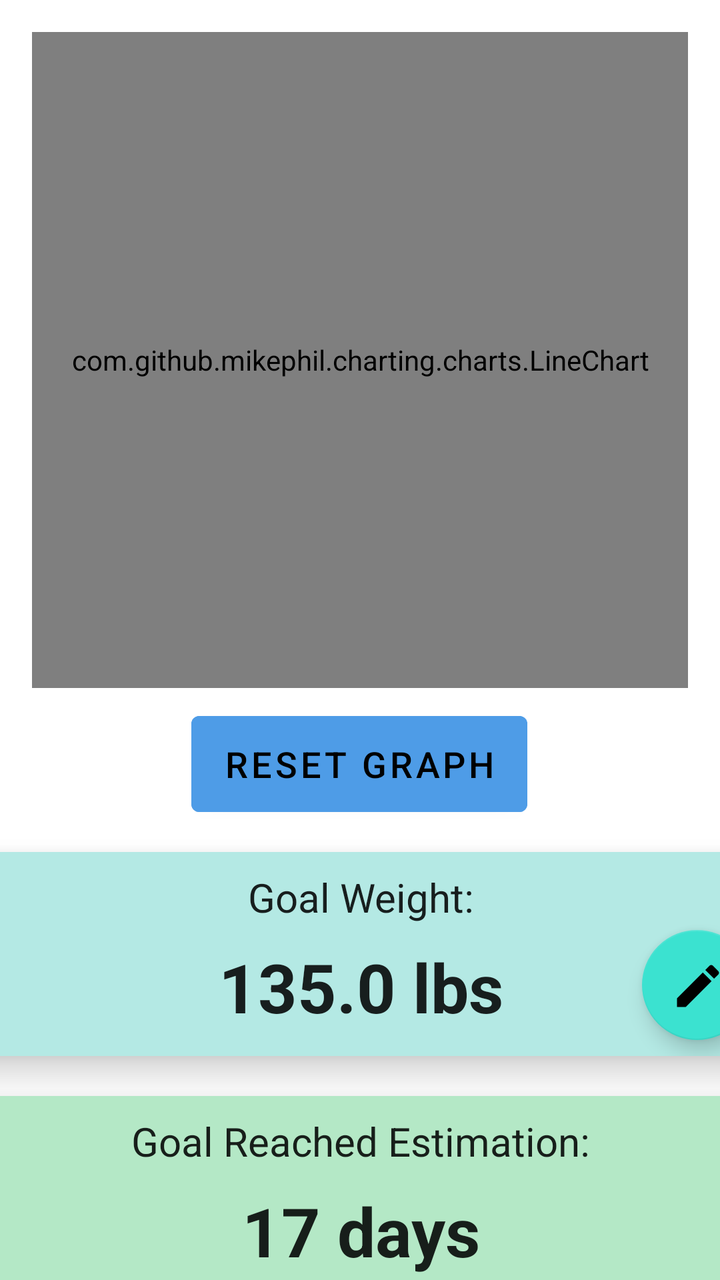
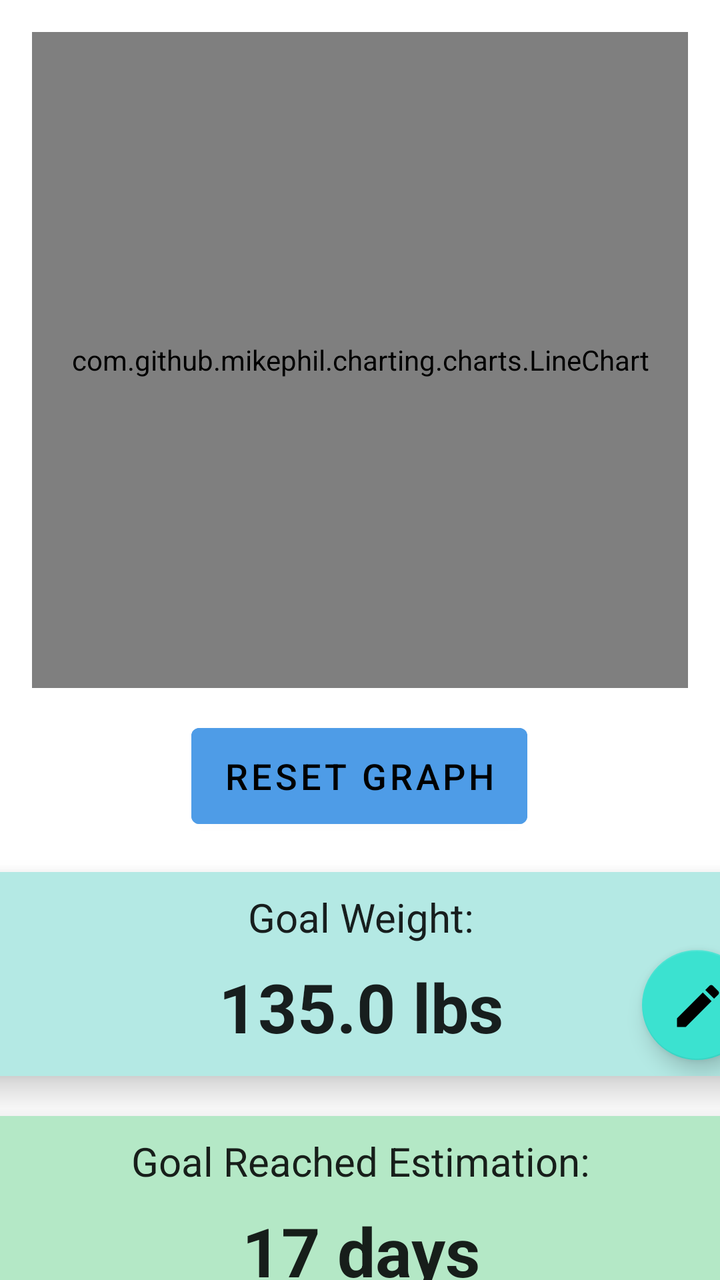

An Android layout rendered at two revisions. The XML below is the earlier revision; the diff shows what the commit changed to produce the second picture.
<!-- AndroidManifest.xml: application theme Theme.Turco_Michael_Weight_Tracking -->
<!-- res/layout/fragment_graph.xml -->
<?xml version="1.0" encoding="utf-8"?>
<androidx.constraintlayout.widget.ConstraintLayout xmlns:android="http://schemas.android.com/apk/res/android"
    xmlns:app="http://schemas.android.com/apk/res-auto"
    xmlns:tools="http://schemas.android.com/tools"
    android:layout_width="match_parent"
    android:layout_height="match_parent"
    tools:context=".ui.home.HomeFragment">

    <com.github.mikephil.charting.charts.LineChart
        android:id="@+id/graph"
        android:layout_width="0dp"
        android:layout_height="0dp"
        android:layout_margin="16dp"
        app:layout_constraintDimensionRatio="1:1"
        app:layout_constraintEnd_toEndOf="parent"
        app:layout_constraintStart_toStartOf="parent"
        app:layout_constraintTop_toTopOf="parent" />

    <androidx.cardview.widget.CardView
        android:id="@+id/card_goal_weight"
        android:layout_width="407dp"
        android:layout_height="102dp"
        android:layout_marginStart="2dp"
        android:layout_marginTop="20dp"
        android:layout_marginEnd="2dp"
        app:cardBackgroundColor="@color/teal_light"
        app:cardCornerRadius="10dp"
        app:cardElevation="10dp"
        app:layout_constraintEnd_toEndOf="parent"
        app:layout_constraintStart_toStartOf="parent"
        app:layout_constraintTop_toBottomOf="@+id/reset_graph">

        <androidx.constraintlayout.widget.ConstraintLayout
            android:layout_width="match_parent"
            android:layout_height="match_parent">

            <TextView
                android:id="@+id/title_goal_weight"
                android:layout_width="match_parent"
                android:layout_height="45dp"
                android:gravity="center"
                android:text="@string/home_goal_weight"
                android:textAppearance="@style/TextAppearance.AppCompat.Large"
                android:textSize="20sp"
                app:layout_constraintEnd_toEndOf="parent"
                app:layout_constraintStart_toStartOf="parent"
                app:layout_constraintTop_toTopOf="parent" />

            <TextView
                android:id="@+id/goal_weight"
                android:layout_width="267dp"
                android:layout_height="48dp"
                android:layout_marginBottom="12dp"
                android:gravity="bottom|center"
                android:text="135.0 lbs"
                android:textAppearance="@style/TextAppearance.AppCompat.Large"
                android:textSize="34sp"
                android:textStyle="bold"
                app:layout_constraintBottom_toBottomOf="parent"
                app:layout_constraintEnd_toEndOf="parent"
                app:layout_constraintStart_toStartOf="parent" />

            <com.google.android.material.floatingactionbutton.FloatingActionButton
                android:id="@+id/edit_goal_weight"
                android:layout_width="62dp"
                android:layout_height="55dp"
                android:layout_marginEnd="8dp"
                android:layout_marginBottom="8dp"
                android:clickable="true"
                android:contentDescription="@string/title_new_weight"
                android:src="@drawable/ic_edit_black_24dp"
                app:backgroundTint="@color/teal_medium"
                app:layout_constraintBottom_toBottomOf="parent"
                app:layout_constraintEnd_toEndOf="parent"
                app:maxImageSize="28dp" />
        </androidx.constraintlayout.widget.ConstraintLayout>

    </androidx.cardview.widget.CardView>

    <androidx.cardview.widget.CardView
        android:id="@+id/card_estimated_time"
        android:layout_width="407dp"
        android:layout_height="102dp"
        android:layout_marginStart="2dp"
        android:layout_marginTop="20dp"
        android:layout_marginEnd="2dp"
        app:cardBackgroundColor="@color/lime_light"
        app:cardCornerRadius="10dp"
        app:cardElevation="10dp"
        app:layout_constraintEnd_toEndOf="parent"
        app:layout_constraintStart_toStartOf="parent"
        app:layout_constraintTop_toBottomOf="@+id/card_goal_weight">

        <androidx.constraintlayout.widget.ConstraintLayout
            android:layout_width="match_parent"
            android:layout_height="match_parent">

            <TextView
                android:id="@+id/title_estimated_time"
                android:layout_width="match_parent"
                android:layout_height="45dp"
                android:gravity="center"
                android:text="@string/title_estimated_time"
                android:textAppearance="@style/TextAppearance.AppCompat.Large"
                android:textSize="20sp"
                app:layout_constraintEnd_toEndOf="parent"
                app:layout_constraintStart_toStartOf="parent"
                app:layout_constraintTop_toTopOf="parent" />

            <TextView
                android:id="@+id/estimated_time"
                android:layout_width="267dp"
                android:layout_height="48dp"
                android:layout_marginBottom="12dp"
                android:gravity="bottom|center"
                android:text="17 days"
                android:textAppearance="@style/TextAppearance.AppCompat.Large"
                android:textSize="34sp"
                android:textStyle="bold"
                app:layout_constraintBottom_toBottomOf="parent"
                app:layout_constraintEnd_toEndOf="parent"
                app:layout_constraintStart_toStartOf="parent" />

        </androidx.constraintlayout.widget.ConstraintLayout>

    </androidx.cardview.widget.CardView>

    <Button
        android:id="@+id/reset_graph"
        android:layout_width="wrap_content"
        android:layout_height="wrap_content"
        android:layout_marginStart="122dp"
        android:layout_marginTop="14dp"
        android:layout_marginEnd="123dp"
        android:backgroundTint="@color/blue_medium"
        android:insetTop="0dp"
        android:insetBottom="0dp"
        android:text="@string/reset_graph"
        android:textColor="@color/black"
        android:textSize="18sp"
        app:layout_constraintEnd_toEndOf="parent"
        app:layout_constraintStart_toStartOf="parent"
        app:layout_constraintTop_toBottomOf="@+id/graph" />

</androidx.constraintlayout.widget.ConstraintLayout>
<!-- resources referenced by this layout -->
<resources>
  <color name="black">#FF000000</color>
  <color name="blue_medium">#4E9CE7</color>
  <color name="lime_light">#B4E8C6</color>
  <color name="teal_light">#B4E9E4</color>
  <color name="teal_medium">#3BE2D0</color>
  <!-- drawable ic_edit_black_24dp (drawable) -->
  <vector xmlns:android="http://schemas.android.com/apk/res/android"
      android:height="24dp"
      android:tint="#000000"
      android:viewportHeight="24"
      android:viewportWidth="24"
      android:width="24dp">
  
      <path
          android:fillColor="@android:color/white"
          android:pathData="M3,17.25V21h3.75L17.81,9.94l-3.75,-3.75L3,17.25zM20.71,7.04c0.39,-0.39 0.39,-1.02 0,-1.41l-2.34,-2.34c-0.39,-0.39 -1.02,-0.39 -1.41,0l-1.83,1.83 3.75,3.75 1.83,-1.83z" />
  
  </vector>
  <string name="home_goal_weight">Goal Weight:</string>
  <string name="reset_graph">Reset Graph</string>
  <string name="title_estimated_time">Goal Reached Estimation:</string>
  <string name="title_new_weight">New Weight</string>
  <style name="Theme.Turco_Michael_Weight_Tracking" parent="Theme.MaterialComponents.DayNight.DarkActionBar">
          
          <item name="colorPrimary">@color/blue_500</item>
          <item name="colorPrimaryVariant">@color/blue_700</item>
          <item name="colorOnPrimary">@color/white</item>
          
          <item name="colorSecondary">@color/teal_200</item>
          <item name="colorSecondaryVariant">@color/teal_700</item>
          <item name="colorOnSecondary">@color/black</item>
          
          <item name="android:statusBarColor">?attr/colorPrimaryVariant</item>
          
      </style>
  <color name="blue_500">#0077EE</color>
  <color name="blue_700">#0042B3</color>
  <color name="white">#FFFFFFFF</color>
  <color name="teal_200">#FF03DAC5</color>
  <color name="teal_700">#FF018786</color>
</resources>

<!-- the commit's change to res/layout/fragment_graph.xml (unified diff, before → after) -->
@@ -21,7 +21,7 @@
         android:layout_width="407dp"
         android:layout_height="102dp"
         android:layout_marginStart="2dp"
-        android:layout_marginTop="20dp"
+        android:layout_marginTop="24dp"
         android:layout_marginEnd="2dp"
         app:cardBackgroundColor="@color/teal_light"
         app:cardCornerRadius="10dp"
@@ -130,7 +130,7 @@
         android:layout_width="wrap_content"
         android:layout_height="wrap_content"
         android:layout_marginStart="122dp"
-        android:layout_marginTop="14dp"
+        android:layout_marginTop="20dp"
         android:layout_marginEnd="123dp"
         android:backgroundTint="@color/blue_medium"
         android:insetTop="0dp"
